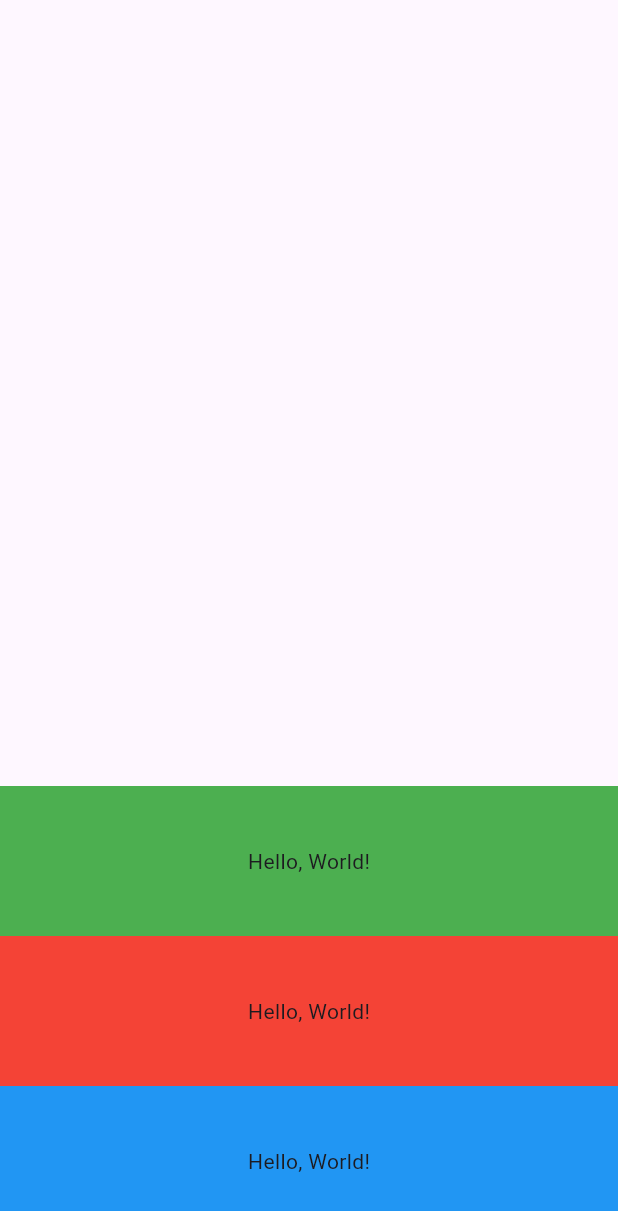
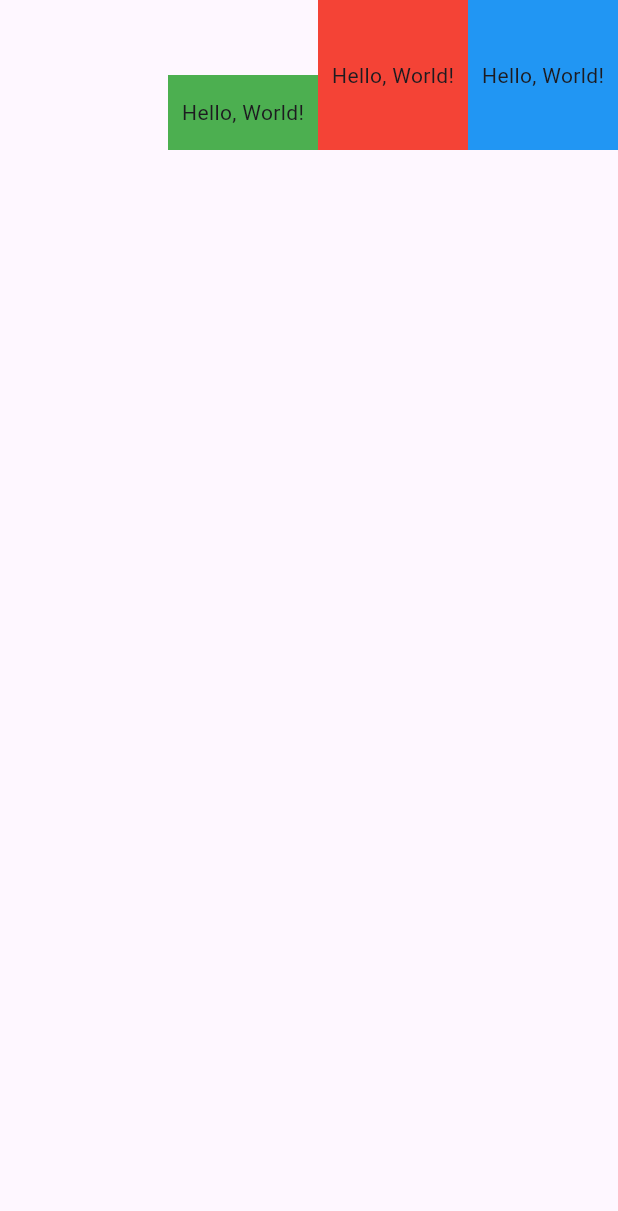
Before and after one commit to Moazosama2004/first-project-flutter, a Flutter app: the screen it shows after launch, on a phone screen of 412 x 824 dp. Shown: the top 1211 px of the screen. Run offline on Flutter 3.47's test engine with Material 3 defaults, Android fonts, the phone set to English and light mode, and no system bars.

Commit message:
row widget

```diff
--- a/lib/main.dart
+++ b/lib/main.dart
@@ -12,13 +12,13 @@ class FirstApp extends StatelessWidget {
     return MaterialApp(
       debugShowCheckedModeBanner: false,
       home: Scaffold(
-        body: Column(
+        body: Row(
           mainAxisAlignment: MainAxisAlignment.end,
-          crossAxisAlignment: CrossAxisAlignment.stretch,
+          crossAxisAlignment: CrossAxisAlignment.end,
           children: [
             Container(
-              width: 200,
-              height: 100,
+              width: 100,
+              height: 50,
               decoration: BoxDecoration(color: Colors.green),
               child: Center(child: Text('Hello, World!')),
             ),
```
